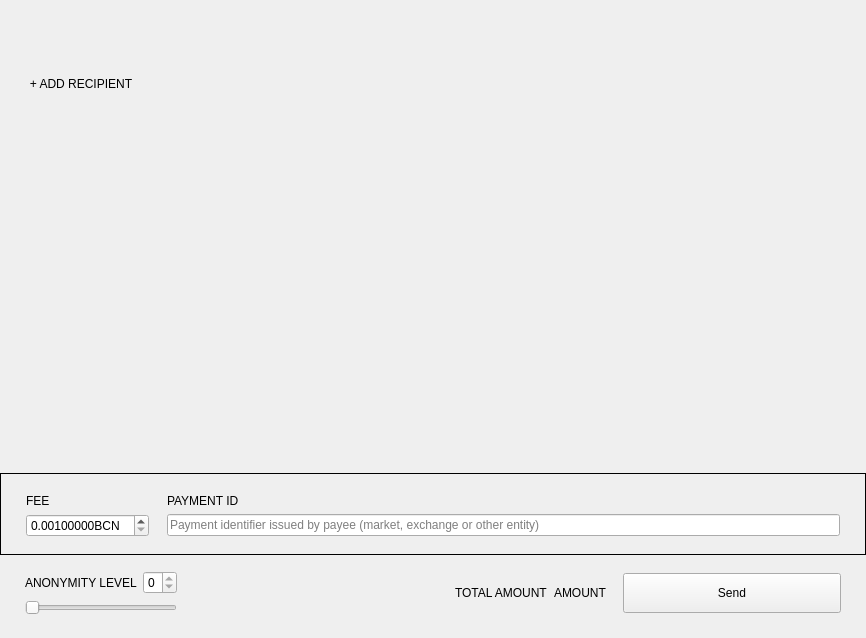
Old version of the form src/Gui/Send/SendFrame.ui in the repository PorkyForky/b2bcoin-qt-gui-wallet.
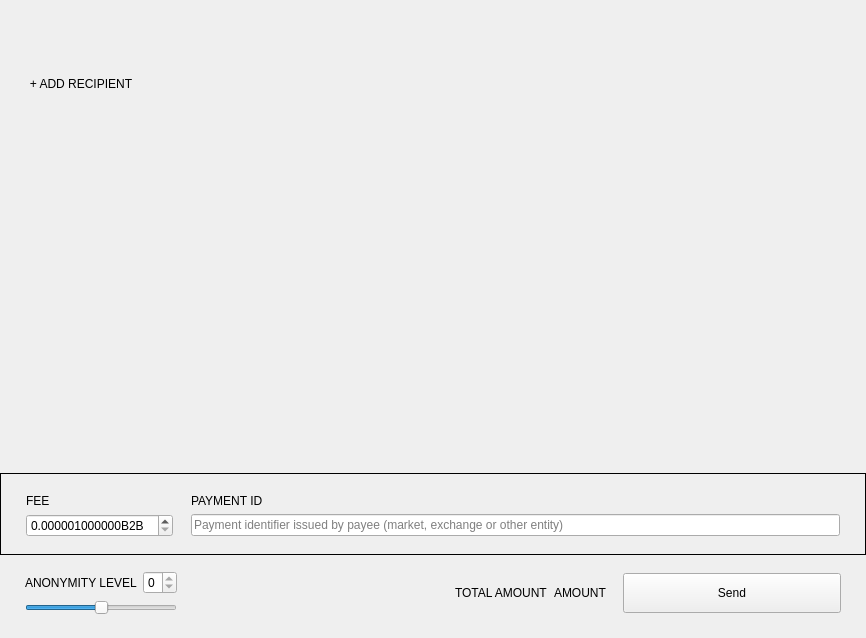
New version of the form. Custom widgets are drawn as their Qt base class.

The edit to the form file:
```diff
--- a/src/Gui/Send/SendFrame.ui
+++ b/src/Gui/Send/SendFrame.ui
@@ -217,22 +217,22 @@
          <enum>QAbstractSpinBox::UpDownArrows</enum>
         </property>
         <property name="suffix">
-         <string notr="true">BCN</string>
+         <string notr="true">B2B</string>
         </property>
         <property name="decimals">
-         <number>8</number>
+         <number>12</number>
         </property>
         <property name="minimum">
-         <double>0.001000000000000</double>
+         <double>0.000001000000</double>
         </property>
         <property name="maximum">
-         <double>10.000000000000000</double>
+         <double>10.000000000000</double>
         </property>
         <property name="singleStep">
          <double>0.001000000000000</double>
         </property>
         <property name="value">
-         <double>0.001000000000000</double>
+         <double>0.000001000000</double>
         </property>
        </widget>
       </item>
@@ -321,13 +321,13 @@
          </size>
         </property>
         <property name="maximum">
-         <number>0</number>
+         <number>6</number>
         </property>
         <property name="pageStep">
-         <number>0</number>
+         <number>1</number>
         </property>
         <property name="value">
-         <number>0</number>
+         <number>3</number>
         </property>
         <property name="tracking">
          <bool>false</bool>
```
Left out of the diff: 2 changed lines with no effect on the pictures.
